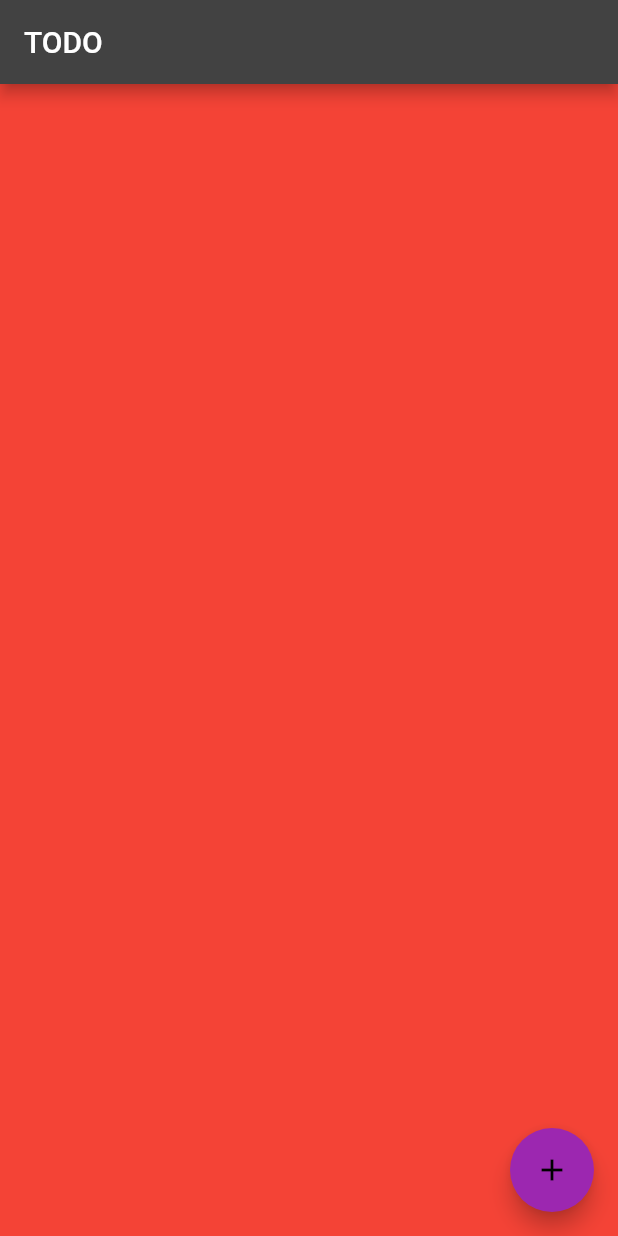
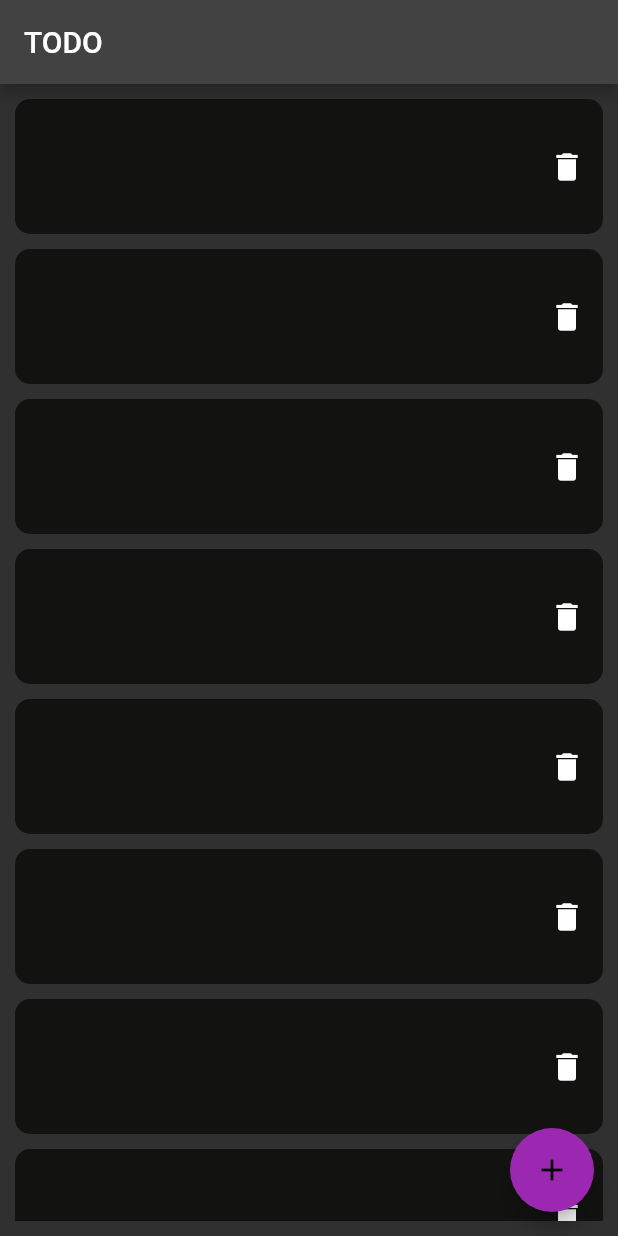
Before and after one commit to YouNova/NotifyMe, a Flutter app: the screen it shows once a user with an empty profile is signed in, on a phone screen of 412 x 824 dp. Run offline on Flutter 3.47's test engine with Material 2 defaults, Android fonts, the phone set to English and light mode, and no system bars; our stand-ins replace cloud_firestore, firebase_auth, fluttertoast, google_fonts; accounts and stored records are empty.

Commit message:
Commit 4

```diff
--- a/notify_me/lib/screens/homepage.dart
+++ b/notify_me/lib/screens/homepage.dart
@@ -1,4 +1,7 @@
+import 'package:cloud_firestore/cloud_firestore.dart';
+import 'package:firebase_auth/firebase_auth.dart';
 import 'package:flutter/material.dart';
+import 'package:google_fonts/google_fonts.dart';
 import 'package:notify_me/screens/addtask.dart';
 
 class HomePage extends StatefulWidget {
@@ -7,6 +10,21 @@ class HomePage extends StatefulWidget {
 }
 
 class _HomePageState extends State<HomePage> {
+  String uid = '';
+  @override
+  void initState() {
+    getuid();
+    super.initState();
+  }
+
+  getuid() async {
+    FirebaseAuth auth = FirebaseAuth.instance;
+    final FirebaseUser user = await auth.currentUser();
+    setState(() {
+      uid = user.uid;
+    });
+  }
+
   @override
   Widget build(BuildContext context) {
     return Scaffold(
@@ -14,9 +32,69 @@ class _HomePageState extends State<HomePage> {
         title: Text("TODO"),
       ),
       body: Container(
+        padding: EdgeInsets.all(10),
         height: MediaQuery.of(context).size.height,
         width: MediaQuery.of(context).size.width,
-        color: Colors.red,
+        child: StreamBuilder(
+          stream: Firestore.instance
+              .collection('tasks')
+              .document(uid)
+              .collection('mytasks')
+              .snapshots(),
+          builder: (context, snapshot) {
+            if (snapshot.connectionState == ConnectionState.waiting) {
+              return Center(
+                child: CircularProgressIndicator(),
+              );
+            } else {
+              //final docs = snapshot.data.documents;
+              return ListView.builder(
+                //itemCount: docs.length,
+                itemBuilder: (context, index) {
+                  return Container(
+                    margin: EdgeInsets.only(bottom: 10),
+                    decoration: BoxDecoration(
+                      color: Color(0xff121211),
+                      borderRadius: BorderRadius.circular(10),
+                    ),
+                    height: 90,
+                    child: Row(
+                      mainAxisAlignment: MainAxisAlignment.spaceBetween,
+                      children: <Widget>[
+                        Column(
+                          mainAxisAlignment: MainAxisAlignment.center,
+                          crossAxisAlignment: CrossAxisAlignment.start,
+                          children: <Widget>[
+                            Container(
+                              margin: EdgeInsets.only(left: 20),
+                              // child: Text(
+                              //   docs[index]['title'],
+                              //   style: GoogleFonts.roboto(fontSize: 18),
+                              // ),
+                            ),
+                          ],
+                        ),
+                        Container(
+                          child: IconButton(
+                            icon: Icon(Icons.delete),
+                            onPressed: () async {
+                              // await Firestore.instance
+                              //     .collection('tasks')
+                              //     .document(uid)
+                              //     .collection('mytasks')
+                              //     .document(docs[index]['time'])
+                              //     .delete();
+                            },
+                          ),
+                        ),
+                      ],
+                    ),
+                  );
+                },
+              );
+            }
+          },
+        ),
       ),
       floatingActionButton: FloatingActionButton(
         child: Icon(Icons.add),
--- a/notify_me/pubspec.yaml
+++ b/notify_me/pubspec.yaml
@@ -32,6 +32,8 @@ dependencies:
   firebase_auth:
   cloud_firestore: 0.13.4+2
   google_fonts:
+  intl:
+  fluttertoast:
 
 
   # The following adds the Cupertino Icons font to your application.
```
Also changed, not shown: notify_me/lib/screens/addtask.dart (+30 -1 lines), notify_me/pubspec.lock.
